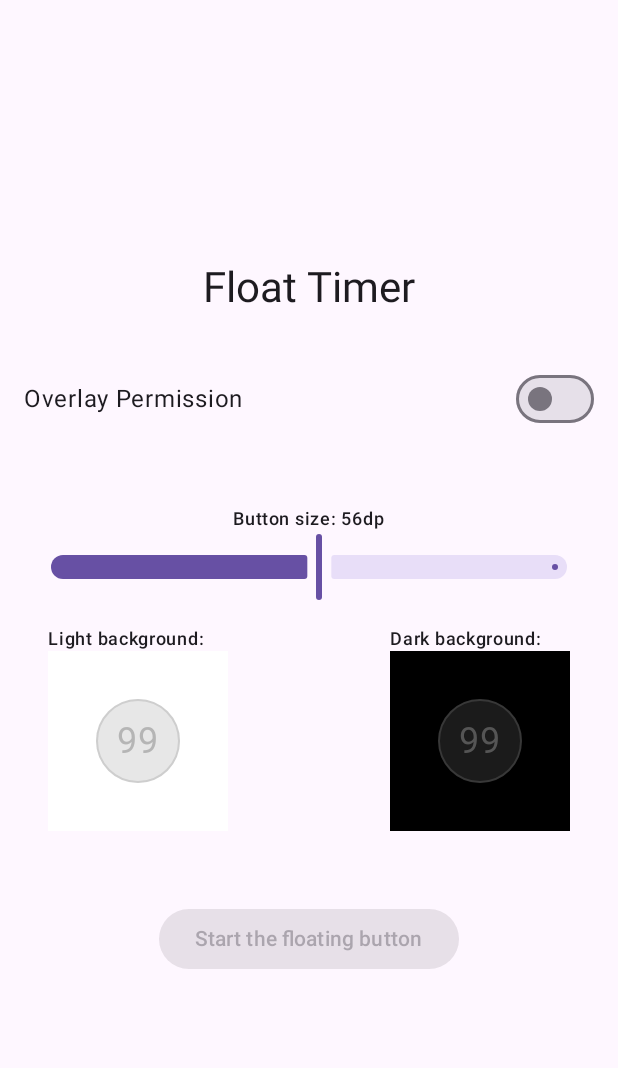
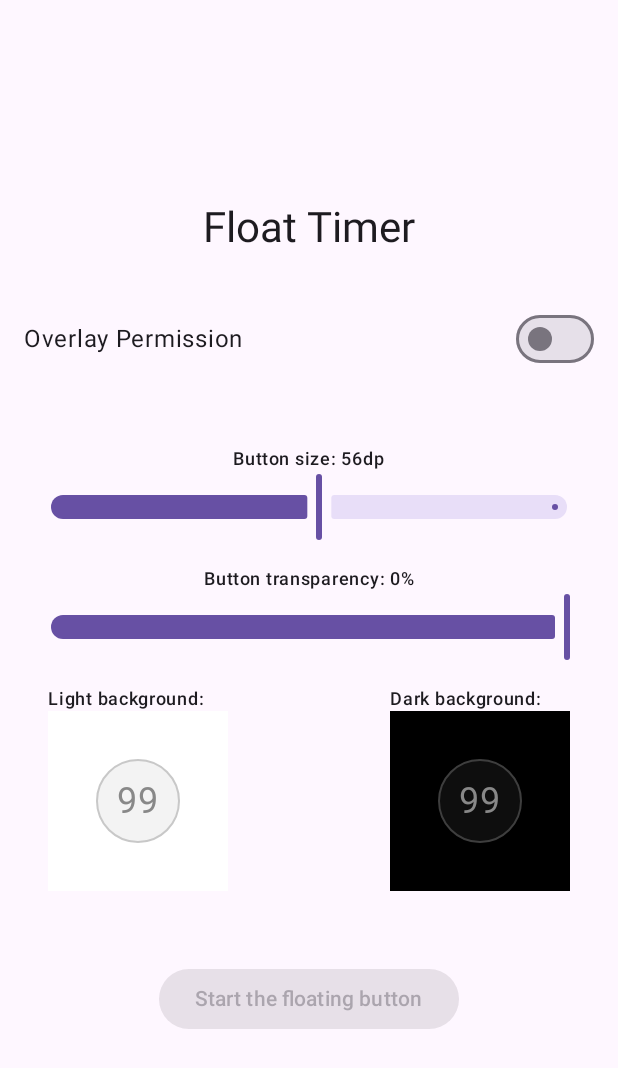
Before and after one commit to jzheng23/FloatTimer, an Android app built with Jetpack Compose: the screen it shows after launch (MainActivity), on a phone screen of 412 x 824 dp. Shown: the top 1068 px of the screen. Run offline under Robolectric (Android 15) with nearby library versions, the phone set to English and light mode, and no system bars.

Commit message:
transparency preview

```diff
--- a/app/src/main/java/com/jzheng23/floattimer/HomeScreen.kt
+++ b/app/src/main/java/com/jzheng23/floattimer/HomeScreen.kt
@@ -1,7 +1,6 @@
 package com.jzheng23.floattimer
 
 
-import android.app.Activity
 import android.content.Intent
 import android.net.Uri
 import android.provider.Settings
@@ -48,7 +47,7 @@ fun HomeScreen() {
     val context = LocalContext.current
     var overlayPermissionGranted by remember { mutableStateOf(Settings.canDrawOverlays(context)) }
     var buttonSize by remember { mutableFloatStateOf(DEFAULT_BUTTON_SIZE.toFloat()) }
-
+    var buttonAlpha by remember { mutableFloatStateOf(1f) }
 
     val overlayPermissionLauncher = rememberLauncherForActivityResult(
         ActivityResultContracts.StartActivityForResult()
@@ -56,7 +55,14 @@ fun HomeScreen() {
         overlayPermissionGranted = Settings.canDrawOverlays(context)
     }
 
-
+    fun startOverlayService() {
+        if (overlayPermissionGranted) {
+            val intent = Intent(context, OverlayService::class.java).apply {
+                putExtra("BUTTON_SIZE", buttonSize.toInt())
+            }
+            context.startService(intent)
+        }
+    }
 
     Column(
         modifier = Modifier
@@ -96,29 +102,43 @@ fun HomeScreen() {
 
         Slider(
             value = buttonSize,
-            onValueChange = { buttonSize = it },
+            onValueChange = {
+                buttonSize = it
+                startOverlayService()
+            },
             valueRange = MIN_BUTTON_SIZE.toFloat()..MAX_BUTTON_SIZE.toFloat(),
             modifier = Modifier
                 .fillMaxWidth()
                 .padding(horizontal = 16.dp)
         )
 
-        OverlayButtonPreview(buttonSize = buttonSize.toInt())
+        // Transparency slider
+        Text(
+            "Button transparency: ${((1 - buttonAlpha) * 100).toInt()}%",
+            style = MaterialTheme.typography.labelMedium,
+            modifier = Modifier.padding(top = 16.dp)
+        )
+        Slider(
+            value = buttonAlpha,
+            onValueChange = {
+                buttonAlpha = it
+                startOverlayService() // Update when slider changes
+            },
+            valueRange = 0.1f..1f, // From 10% visible to 100% visible
+            modifier = Modifier
+                .fillMaxWidth()
+                .padding(horizontal = 16.dp)
+        )
+
+        OverlayButtonPreview(
+            buttonSize = buttonSize.toInt(),
+            buttonAlpha = buttonAlpha
+        )
 
         Spacer(modifier = Modifier.height(32.dp))
 
         Button(
-            onClick = {
-                if (overlayPermissionGranted) {
-                    val intent = Intent(context, OverlayService::class.java).apply {
-                        putExtra("BUTTON_SIZE", buttonSize.toInt())
-                    }
-                    context.startService(intent)
-                    // You might want to finish the activity here if needed
-//                    val activity = context as? Activity
-//                    activity?.moveTaskToBack(true)
-                }
-            },
+            onClick = { startOverlayService() },
             enabled = overlayPermissionGranted
         ) {
             Text("Start the floating button")
@@ -144,8 +164,12 @@ fun PermissionSwitch(
         )
     }
 }
+
 @Composable
-fun OverlayButtonPreview(buttonSize: Int = Constants.DEFAULT_BUTTON_SIZE) {
+fun OverlayButtonPreview(
+    buttonSize: Int = DEFAULT_BUTTON_SIZE,
+    buttonAlpha: Float = 1f
+) {
     Column(
         modifier = Modifier.padding(16.dp)
     ) {
@@ -169,19 +193,19 @@ fun OverlayButtonPreview(buttonSize: Int = Constants.DEFAULT_BUTTON_SIZE) {
                             modifier = Modifier
                                 .fillMaxSize()
                                 .background(
-                                    color = Color(0x33888888),
+                                    color = Color(0x33888888).copy(alpha = 0.1f * buttonAlpha),
                                     shape = CircleShape
                                 )
                                 .border(
                                     width = 1.dp,
-                                    color = Color(0x44888888),
+                                    color = Color(0x44888888).copy(alpha = 0.4f * buttonAlpha),
                                     shape = CircleShape
                                 )
                         )
                         Text(
                             "99",
                             modifier = Modifier.align(Alignment.Center),
-                            color = Color(0x88888888),
+                            color = Color(0x88888888).copy(alpha = buttonAlpha),
                             fontSize = Constants.calculateTextSize(buttonSize).sp
                         )
                     }
@@ -204,19 +228,19 @@ fun OverlayButtonPreview(buttonSize: Int = Constants.DEFAULT_BUTTON_SIZE) {
                             modifier = Modifier
                                 .fillMaxSize()
                                 .background(
-                                    color = Color(0x33888888),
+                                    color = Color(0x33888888).copy(alpha = 0.1f * buttonAlpha),
                                     shape = CircleShape
                                 )
                                 .border(
                                     width = 1.dp,
-                                    color = Color(0x44888888),
+                                    color = Color(0x44888888).copy(alpha = 0.4f * buttonAlpha),
                                     shape = CircleShape
                                 )
                         )
                         Text(
                             "99",
                             modifier = Modifier.align(Alignment.Center),
-                            color = Color(0x88888888),
+                            color = Color(0x88888888).copy(alpha = buttonAlpha),
                             fontSize = Constants.calculateTextSize(buttonSize).sp
                         )
                     }
--- a/gradle/libs.versions.toml
+++ b/gradle/libs.versions.toml
@@ -1,13 +1,13 @@
 [versions]
-agp = "8.7.2"
+agp = "8.7.3"
 kotlin = "1.9.0"
 coreKtx = "1.15.0"
 junit = "4.13.2"
 junitVersion = "1.2.1"
 espressoCore = "3.6.1"
 lifecycleRuntimeKtx = "2.8.7"
-activityCompose = "1.9.3"
-composeBom = "2024.11.00"
+activityCompose = "1.10.0"
+composeBom = "2025.02.00"
 savedstate = "1.2.1"
 appcompat = "1.7.0"
 
--- a/settings.gradle.kts
+++ b/settings.gradle.kts
@@ -1,3 +1,5 @@
+@file:Suppress("UnstableApiUsage")
+
 pluginManagement {
     repositories {
         google {
@@ -11,6 +13,7 @@ pluginManagement {
         gradlePluginPortal()
     }
 }
+
 dependencyResolutionManagement {
     repositoriesMode.set(RepositoriesMode.FAIL_ON_PROJECT_REPOS)
     repositories {
@@ -19,5 +22,5 @@ dependencyResolutionManagement {
     }
 }
 
-rootProject.name = "QuickLock"
+rootProject.name = "FloatTimer"
 include(":app")
```
